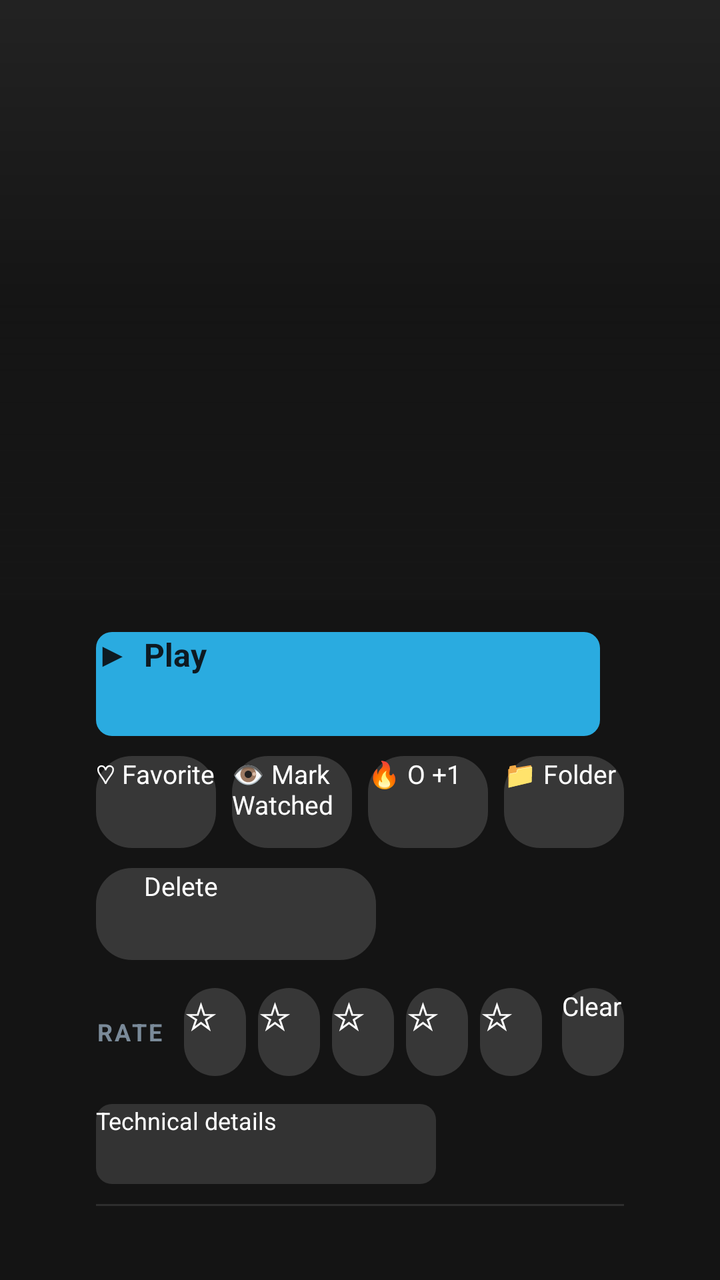
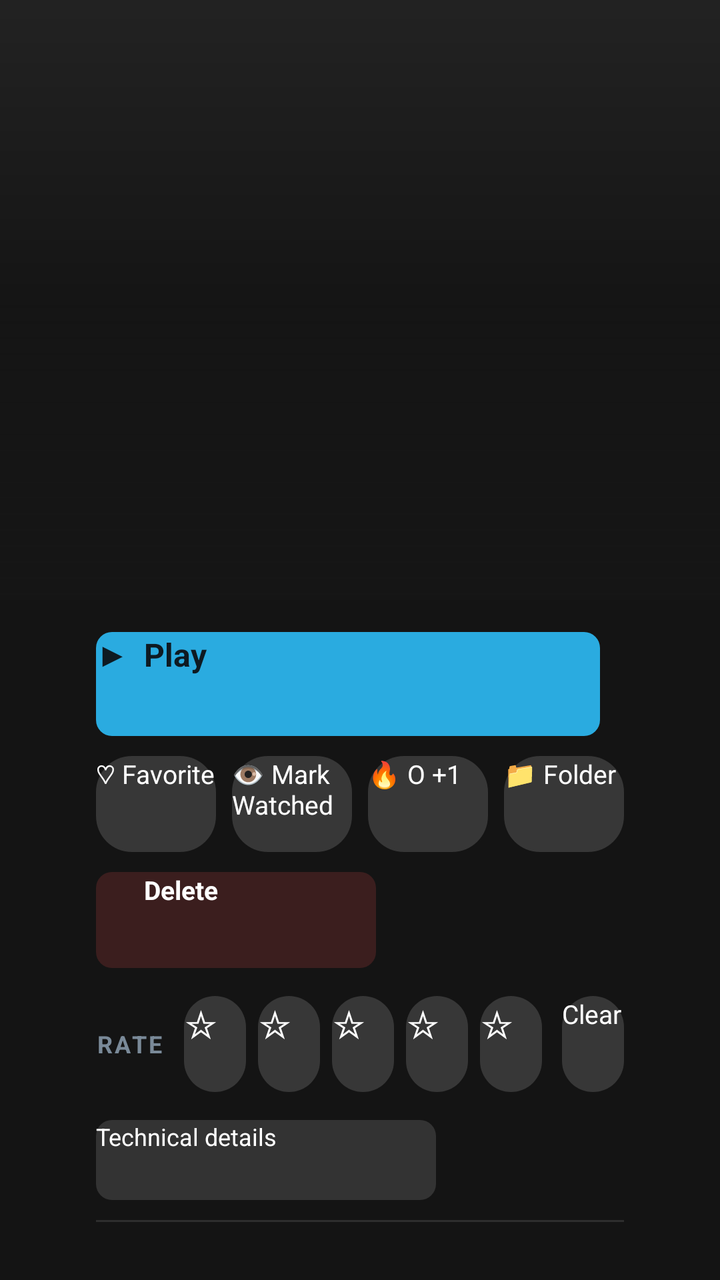

An Android layout rendered at two revisions. The XML below is the earlier revision; the diff shows what the commit changed to produce the second picture.
<!-- AndroidManifest.xml: activity theme Theme.Sinema.Details -->
<!-- res/layout/activity_scene_detail.xml -->
<?xml version="1.0" encoding="utf-8"?>
<FrameLayout xmlns:android="http://schemas.android.com/apk/res/android"
    android:layout_width="match_parent"
    android:layout_height="match_parent">

<ScrollView
    android:id="@+id/detail_scroll"
    android:layout_width="match_parent"
    android:layout_height="match_parent"
    android:background="#141414"
    android:clipToPadding="false"
    android:focusable="false"
    android:descendantFocusability="afterDescendants">

    <LinearLayout
        android:layout_width="match_parent"
        android:layout_height="wrap_content"
        android:orientation="vertical">

        
        <FrameLayout
            android:layout_width="match_parent"
            android:layout_height="@dimen/detail_hero_height">

            <ImageView
                android:id="@+id/detail_screenshot"
                android:layout_width="match_parent"
                android:layout_height="match_parent"
                android:scaleType="centerCrop"
                android:background="#222222"
                android:importantForAccessibility="no" />

            <View
                android:layout_width="match_parent"
                android:layout_height="match_parent"
                android:background="@drawable/hero_scrim"
                android:importantForAccessibility="no" />

            <LinearLayout
                android:layout_width="match_parent"
                android:layout_height="wrap_content"
                android:layout_gravity="bottom"
                android:orientation="vertical"
                android:paddingStart="48dp"
                android:paddingEnd="48dp"
                android:paddingBottom="18dp">

                <TextView
                    android:id="@+id/detail_title"
                    android:layout_width="match_parent"
                    android:layout_height="wrap_content"
                    android:ellipsize="end"
                    android:maxLines="2"
                    android:shadowColor="#CC000000"
                    android:shadowRadius="6"
                    android:textColor="@android:color/white"
                    android:textSize="30sp"
                    android:textStyle="bold" />

                <TextView
                    android:id="@+id/detail_subtitle"
                    android:layout_width="match_parent"
                    android:layout_height="wrap_content"
                    android:layout_marginTop="4dp"
                    android:ellipsize="end"
                    android:maxLines="1"
                    android:shadowColor="#CC000000"
                    android:shadowRadius="4"
                    android:textColor="#DDDDDD"
                    android:textSize="15sp" />
            </LinearLayout>
        </FrameLayout>

        
        <LinearLayout
            android:layout_width="match_parent"
            android:layout_height="wrap_content"
            android:orientation="vertical"
            android:paddingStart="48dp"
            android:paddingEnd="48dp"
            android:paddingTop="16dp">

            
            <LinearLayout
                android:layout_width="match_parent"
                android:layout_height="wrap_content"
                android:layout_marginBottom="10dp"
                android:orientation="horizontal">

                <Button
                    android:id="@+id/btn_play"
                    android:layout_width="0dp"
                    android:layout_height="52dp"
                    android:layout_marginEnd="12dp"
                    android:layout_weight="1"
                    android:background="@drawable/bg_primary_button"
                    android:focusable="true"
                    android:text="▶  Play"
                    android:textColor="#0E1A22"
                    android:textSize="16sp"
                    android:textStyle="bold" />

                <Button
                    android:id="@+id/btn_resume"
                    android:layout_width="0dp"
                    android:layout_height="52dp"
                    android:layout_weight="1"
                    android:background="@drawable/action_button_background"
                    android:focusable="true"
                    android:text="▶ Resume"
                    android:textColor="@android:color/white"
                    android:textSize="15sp"
                    android:visibility="gone" />
            </LinearLayout>

            
            <LinearLayout
                android:layout_width="match_parent"
                android:layout_height="wrap_content"
                android:layout_marginBottom="10dp"
                android:orientation="horizontal">

                <Button
                    android:id="@+id/btn_favorite"
                    android:layout_width="0dp"
                    android:layout_height="46dp"
                    android:layout_marginEnd="8dp"
                    android:layout_weight="1"
                    android:background="@drawable/bg_pill"
                    android:focusable="true"
                    android:text="♡ Favorite"
                    android:textColor="@android:color/white"
                    android:textSize="13sp" />

                <Button
                    android:id="@+id/btn_mark_watched"
                    android:layout_width="0dp"
                    android:layout_height="46dp"
                    android:layout_marginEnd="8dp"
                    android:layout_weight="1"
                    android:background="@drawable/bg_pill"
                    android:focusable="true"
                    android:text="👁️ Mark Watched"
                    android:textColor="@android:color/white"
                    android:textSize="13sp" />

                <Button
                    android:id="@+id/btn_o_count"
                    android:layout_width="0dp"
                    android:layout_height="46dp"
                    android:layout_marginEnd="8dp"
                    android:layout_weight="1"
                    android:background="@drawable/bg_pill"
                    android:focusable="true"
                    android:text="🔥 O +1"
                    android:textColor="@android:color/white"
                    android:textSize="13sp" />

                <Button
                    android:id="@+id/btn_folder"
                    android:layout_width="0dp"
                    android:layout_height="46dp"
                    android:layout_weight="1"
                    android:background="@drawable/bg_pill"
                    android:focusable="true"
                    android:text="📁 Folder"
                    android:textColor="@android:color/white"
                    android:textSize="13sp" />
            </LinearLayout>

            <Button
                android:id="@+id/btn_delete"
                android:layout_width="wrap_content"
                android:layout_height="46dp"
                android:layout_marginBottom="14dp"
                android:background="@drawable/bg_pill"
                android:focusable="true"
                android:minWidth="140dp"
                android:paddingStart="24dp"
                android:paddingEnd="24dp"
                android:text="Delete"
                android:textColor="@android:color/white"
                android:textSize="13sp" />

            
            <LinearLayout
                android:layout_width="match_parent"
                android:layout_height="wrap_content"
                android:layout_marginBottom="14dp"
                android:gravity="center_vertical"
                android:orientation="horizontal">

                <TextView
                    android:layout_width="wrap_content"
                    android:layout_height="wrap_content"
                    android:layout_marginEnd="10dp"
                    android:text="RATE"
                    android:textAllCaps="true"
                    android:letterSpacing="0.1"
                    android:textColor="#7A8A99"
                    android:textSize="12sp"
                    android:textStyle="bold" />

                <Button
                    android:id="@+id/btn_star_1"
                    android:layout_width="0dp"
                    android:layout_height="44dp"
                    android:layout_marginEnd="6dp"
                    android:layout_weight="1"
                    android:background="@drawable/bg_pill"
                    android:focusable="true"
                    android:text="☆"
                    android:textColor="@android:color/white"
                    android:textSize="19sp" />

                <Button
                    android:id="@+id/btn_star_2"
                    android:layout_width="0dp"
                    android:layout_height="44dp"
                    android:layout_marginEnd="6dp"
                    android:layout_weight="1"
                    android:background="@drawable/bg_pill"
                    android:focusable="true"
                    android:text="☆"
                    android:textColor="@android:color/white"
                    android:textSize="19sp" />

                <Button
                    android:id="@+id/btn_star_3"
                    android:layout_width="0dp"
                    android:layout_height="44dp"
                    android:layout_marginEnd="6dp"
                    android:layout_weight="1"
                    android:background="@drawable/bg_pill"
                    android:focusable="true"
                    android:text="☆"
                    android:textColor="@android:color/white"
                    android:textSize="19sp" />

                <Button
                    android:id="@+id/btn_star_4"
                    android:layout_width="0dp"
                    android:layout_height="44dp"
                    android:layout_marginEnd="6dp"
                    android:layout_weight="1"
                    android:background="@drawable/bg_pill"
                    android:focusable="true"
                    android:text="☆"
                    android:textColor="@android:color/white"
                    android:textSize="19sp" />

                <Button
                    android:id="@+id/btn_star_5"
                    android:layout_width="0dp"
                    android:layout_height="44dp"
                    android:layout_marginEnd="10dp"
                    android:layout_weight="1"
                    android:background="@drawable/bg_pill"
                    android:focusable="true"
                    android:text="☆"
                    android:textColor="@android:color/white"
                    android:textSize="19sp" />

                <Button
                    android:id="@+id/btn_rating_clear"
                    android:layout_width="0dp"
                    android:layout_height="44dp"
                    android:layout_weight="1"
                    android:background="@drawable/bg_pill"
                    android:focusable="true"
                    android:text="Clear"
                    android:textColor="@android:color/white"
                    android:textSize="13sp" />
            </LinearLayout>

            <TextView
                android:id="@+id/detail_meta"
                android:layout_width="match_parent"
                android:layout_height="wrap_content"
                android:layout_marginBottom="6dp"
                android:textColor="#8FC7E8"
                android:textSize="14sp"
                android:visibility="gone" />

            <TextView
                android:id="@+id/detail_details"
                android:layout_width="match_parent"
                android:layout_height="wrap_content"
                android:layout_marginBottom="14dp"
                android:background="@drawable/bg_pill"
                android:ellipsize="end"
                android:focusable="true"
                android:maxLines="3"
                android:paddingStart="14dp"
                android:paddingEnd="14dp"
                android:paddingTop="10dp"
                android:paddingBottom="10dp"
                android:textColor="#CFCFCF"
                android:textSize="15sp"
                android:visibility="gone" />

            <HorizontalScrollView
                android:id="@+id/detail_tags_scroll"
                android:layout_width="match_parent"
                android:layout_height="wrap_content"
                android:layout_marginBottom="8dp"
                android:focusable="false"
                android:visibility="gone">

                <LinearLayout
                    android:id="@+id/detail_tags_row"
                    android:layout_width="wrap_content"
                    android:layout_height="wrap_content"
                    android:orientation="horizontal" />
            </HorizontalScrollView>

            <HorizontalScrollView
                android:id="@+id/detail_performers_scroll"
                android:layout_width="match_parent"
                android:layout_height="wrap_content"
                android:layout_marginBottom="10dp"
                android:focusable="false"
                android:visibility="gone">

                <LinearLayout
                    android:id="@+id/detail_performers_row"
                    android:layout_width="wrap_content"
                    android:layout_height="wrap_content"
                    android:orientation="horizontal" />
            </HorizontalScrollView>

            <Button
                android:id="@+id/btn_technical"
                android:layout_width="wrap_content"
                android:layout_height="40dp"
                android:layout_marginBottom="10dp"
                android:background="@drawable/action_button_background"
                android:focusable="true"
                android:minWidth="170dp"
                android:text="Technical details"
                android:textColor="@android:color/white"
                android:textSize="12sp" />

            <LinearLayout
                android:id="@+id/technical_container"
                android:layout_width="match_parent"
                android:layout_height="wrap_content"
                android:layout_marginBottom="14dp"
                android:orientation="vertical"
                android:visibility="gone">

                <TextView
                    android:id="@+id/detail_technical"
                    android:layout_width="match_parent"
                    android:layout_height="wrap_content"
                    android:layout_marginBottom="4dp"
                    android:textColor="#BBBBBB"
                    android:textSize="13sp" />

                <TextView
                    android:id="@+id/detail_filename"
                    android:layout_width="match_parent"
                    android:layout_height="wrap_content"
                    android:ellipsize="end"
                    android:maxLines="2"
                    android:textColor="#AAAAAA"
                    android:textSize="13sp" />

                <TextView
                    android:id="@+id/detail_path"
                    android:layout_width="match_parent"
                    android:layout_height="wrap_content"
                    android:layout_marginTop="4dp"
                    android:ellipsize="end"
                    android:maxLines="2"
                    android:textColor="#777777"
                    android:textSize="12sp" />
            </LinearLayout>

            <View
                android:layout_width="match_parent"
                android:layout_height="1dp"
                android:layout_marginBottom="14dp"
                android:background="#2E2E2E" />

            <TextView
                android:id="@+id/chapters_label"
                android:layout_width="wrap_content"
                android:layout_height="wrap_content"
                android:layout_marginBottom="10dp"
                android:text="Chapters"
                android:textAllCaps="true"
                android:letterSpacing="0.1"
                android:textColor="#7A8A99"
                android:textSize="12sp"
                android:textStyle="bold"
                android:visibility="gone" />

            <HorizontalScrollView
                android:id="@+id/chapters_scroll"
                android:layout_width="match_parent"
                android:layout_height="wrap_content"
                android:layout_marginBottom="16dp"
                android:focusable="false"
                android:visibility="gone">

                <LinearLayout
                    android:id="@+id/chapters_row"
                    android:layout_width="wrap_content"
                    android:layout_height="wrap_content"
                    android:orientation="horizontal" />
            </HorizontalScrollView>

            <TextView
                android:id="@+id/galleries_label"
                android:layout_width="wrap_content"
                android:layout_height="wrap_content"
                android:layout_marginBottom="8dp"
                android:text="Galleries"
                android:textAllCaps="true"
                android:letterSpacing="0.1"
                android:textColor="#7A8A99"
                android:textSize="12sp"
                android:textStyle="bold"
                android:visibility="gone" />

            <HorizontalScrollView
                android:id="@+id/galleries_scroll"
                android:layout_width="match_parent"
                android:layout_height="wrap_content"
                android:layout_marginBottom="16dp"
                android:focusable="false"
                android:visibility="gone">

                <LinearLayout
                    android:id="@+id/galleries_row"
                    android:layout_width="wrap_content"
                    android:layout_height="wrap_content"
                    android:orientation="horizontal" />
            </HorizontalScrollView>

            <TextView
                android:id="@+id/related_label"
                android:layout_width="wrap_content"
                android:layout_height="wrap_content"
                android:layout_marginBottom="10dp"
                android:text="More"
                android:textAllCaps="true"
                android:letterSpacing="0.1"
                android:textColor="#7A8A99"
                android:textSize="12sp"
                android:textStyle="bold"
                android:visibility="gone" />

            <HorizontalScrollView
                android:id="@+id/related_scroll"
                android:layout_width="match_parent"
                android:layout_height="wrap_content"
                android:focusable="false"
                android:visibility="gone">

                <LinearLayout
                    android:id="@+id/related_row"
                    android:layout_width="wrap_content"
                    android:layout_height="wrap_content"
                    android:orientation="horizontal" />
            </HorizontalScrollView>
        </LinearLayout>
    </LinearLayout>
</ScrollView>

<include layout="@layout/view_async_state" />
</FrameLayout>
<!-- res/layout/view_async_state.xml (included above) -->
<?xml version="1.0" encoding="utf-8"?>
<LinearLayout xmlns:android="http://schemas.android.com/apk/res/android"
    android:id="@+id/grid_state_overlay"
    android:layout_width="match_parent"
    android:layout_height="match_parent"
    android:background="#FF1B1B1B"
    android:gravity="center"
    android:orientation="vertical"
    android:padding="48dp"
    android:visibility="gone">

    <ProgressBar
        android:id="@+id/grid_state_progress"
        android:layout_width="48dp"
        android:layout_height="48dp" />

    <TextView
        android:id="@+id/grid_state_message"
        android:layout_width="wrap_content"
        android:layout_height="wrap_content"
        android:layout_marginTop="16dp"
        android:gravity="center"
        android:maxWidth="640dp"
        android:textColor="@android:color/white"
        android:textSize="18sp" />

    <Button
        android:id="@+id/grid_state_retry"
        android:layout_width="wrap_content"
        android:layout_height="48dp"
        android:layout_marginTop="20dp"
        android:background="@drawable/action_button_background"
        android:focusable="true"
        android:minWidth="160dp"
        android:text="@string/grid_retry"
        android:textColor="@android:color/white" />
</LinearLayout>
<!-- resources referenced by this layout -->
<resources>
  <dimen name="detail_hero_height">300dp</dimen>
  <!-- drawable action_button_background (drawable) -->
  <?xml version="1.0" encoding="utf-8"?>
  <selector xmlns:android="http://schemas.android.com/apk/res/android">
      <item android:state_focused="true">
          <shape android:shape="rectangle">
              <solid android:color="#2AABE0" />
              <corners android:radius="8dp" />
          </shape>
      </item>
      <item>
          <shape android:shape="rectangle">
              <solid android:color="#FF333333" />
              <corners android:radius="8dp" />
          </shape>
      </item>
  </selector>
  <!-- drawable bg_pill (drawable) -->
  <?xml version="1.0" encoding="utf-8"?>
  <selector xmlns:android="http://schemas.android.com/apk/res/android">
      <item android:state_focused="true">
          <shape>
              <corners android:radius="18dp" />
              <solid android:color="#332AABE0" />
              <stroke android:width="2dp" android:color="#2AABE0" />
          </shape>
      </item>
      <item>
          <shape>
              <corners android:radius="18dp" />
              <solid android:color="#26FFFFFF" />
          </shape>
      </item>
  </selector>
  <!-- drawable bg_primary_button (drawable) -->
  <?xml version="1.0" encoding="utf-8"?>
  <selector xmlns:android="http://schemas.android.com/apk/res/android">
      <item android:state_focused="true">
          <shape>
              <corners android:radius="8dp" />
              <solid android:color="#7FD8FF" />
          </shape>
      </item>
      <item>
          <shape>
              <corners android:radius="8dp" />
              <solid android:color="#2AABE0" />
          </shape>
      </item>
  </selector>
  <!-- drawable hero_scrim (drawable) -->
  <?xml version="1.0" encoding="utf-8"?>
  <shape xmlns:android="http://schemas.android.com/apk/res/android">
      <gradient
          android:angle="270"
          android:startColor="#00000000"
          android:centerColor="#66000000"
          android:endColor="#F2141414" />
  </shape>
  <string name="grid_retry">Retry</string>
  <style name="Theme.Sinema.Details" parent="@style/Theme.Leanback.Details">
          <item name="android:windowBackground">#FF1B1B1B</item>
          <item name="android:colorBackground">#FF1B1B1B</item>
          <item name="detailsActionButtonStyle">@style/Widget.Leanback.DetailsActionButtonStyle.Custom</item>
      </style>
  <style name="Widget.Leanback.DetailsActionButtonStyle.Custom" parent="Widget.Leanback.DetailsActionButtonStyle">
          <item name="android:background">@drawable/action_button_background</item>
          <item name="android:textColor">@android:color/white</item>
          <item name="android:focusable">true</item>
          <item name="android:focusableInTouchMode">true</item>
      </style>
</resources>

<!-- the commit's change to res/layout/activity_scene_detail.xml (unified diff, before → after) -->
@@ -123,7 +123,7 @@
                 <Button
                     android:id="@+id/btn_favorite"
                     android:layout_width="0dp"
-                    android:layout_height="46dp"
+                    android:layout_height="48dp"
                     android:layout_marginEnd="8dp"
                     android:layout_weight="1"
                     android:background="@drawable/bg_pill"
@@ -135,7 +135,7 @@
                 <Button
                     android:id="@+id/btn_mark_watched"
                     android:layout_width="0dp"
-                    android:layout_height="46dp"
+                    android:layout_height="48dp"
                     android:layout_marginEnd="8dp"
                     android:layout_weight="1"
                     android:background="@drawable/bg_pill"
@@ -147,7 +147,7 @@
                 <Button
                     android:id="@+id/btn_o_count"
                     android:layout_width="0dp"
-                    android:layout_height="46dp"
+                    android:layout_height="48dp"
                     android:layout_marginEnd="8dp"
                     android:layout_weight="1"
                     android:background="@drawable/bg_pill"
@@ -159,7 +159,7 @@
                 <Button
                     android:id="@+id/btn_folder"
                     android:layout_width="0dp"
-                    android:layout_height="46dp"
+                    android:layout_height="48dp"
                     android:layout_weight="1"
                     android:background="@drawable/bg_pill"
                     android:focusable="true"
@@ -171,16 +171,17 @@
             <Button
                 android:id="@+id/btn_delete"
                 android:layout_width="wrap_content"
-                android:layout_height="46dp"
+                android:layout_height="48dp"
                 android:layout_marginBottom="14dp"
-                android:background="@drawable/bg_pill"
+                android:background="@drawable/scene_detail_delete_background"
                 android:focusable="true"
                 android:minWidth="140dp"
                 android:paddingStart="24dp"
                 android:paddingEnd="24dp"
                 android:text="Delete"
                 android:textColor="@android:color/white"
-                android:textSize="13sp" />
+                android:textSize="13sp"
+                android:textStyle="bold" />
 
             
             <LinearLayout
@@ -204,7 +205,7 @@
                 <Button
                     android:id="@+id/btn_star_1"
                     android:layout_width="0dp"
-                    android:layout_height="44dp"
+                    android:layout_height="48dp"
                     android:layout_marginEnd="6dp"
                     android:layout_weight="1"
                     android:background="@drawable/bg_pill"
@@ -216,7 +217,7 @@
                 <Button
                     android:id="@+id/btn_star_2"
                     android:layout_width="0dp"
-                    android:layout_height="44dp"
+                    android:layout_height="48dp"
                     android:layout_marginEnd="6dp"
                     android:layout_weight="1"
                     android:background="@drawable/bg_pill"
@@ -228,7 +229,7 @@
                 <Button
                     android:id="@+id/btn_star_3"
                     android:layout_width="0dp"
-                    android:layout_height="44dp"
+                    android:layout_height="48dp"
                     android:layout_marginEnd="6dp"
                     android:layout_weight="1"
                     android:background="@drawable/bg_pill"
@@ -240,7 +241,7 @@
                 <Button
                     android:id="@+id/btn_star_4"
                     android:layout_width="0dp"
-                    android:layout_height="44dp"
+                    android:layout_height="48dp"
                     android:layout_marginEnd="6dp"
                     android:layout_weight="1"
                     android:background="@drawable/bg_pill"
@@ -252,7 +253,7 @@
                 <Button
                     android:id="@+id/btn_star_5"
                     android:layout_width="0dp"
-                    android:layout_height="44dp"
+                    android:layout_height="48dp"
                     android:layout_marginEnd="10dp"
                     android:layout_weight="1"
                     android:background="@drawable/bg_pill"
@@ -264,7 +265,7 @@
                 <Button
                     android:id="@+id/btn_rating_clear"
                     android:layout_width="0dp"
-                    android:layout_height="44dp"
+                    android:layout_height="48dp"
                     android:layout_weight="1"
                     android:background="@drawable/bg_pill"
                     android:focusable="true"
@@ -485,8 +486,8 @@
 
     <ProgressBar
         android:id="@+id/grid_state_progress"
-        android:layout_width="48dp"
-        android:layout_height="48dp" />
+        android:layout_width="56dp"
+        android:layout_height="56dp" />
 
     <TextView
         android:id="@+id/grid_state_message"
@@ -494,18 +495,19 @@
         android:layout_height="wrap_content"
         android:layout_marginTop="16dp"
         android:gravity="center"
-        android:maxWidth="640dp"
+        android:lineSpacingExtra="4dp"
+        android:maxWidth="720dp"
         android:textColor="@android:color/white"
-        android:textSize="18sp" />
+        android:textSize="20sp" />
 
     <Button
         android:id="@+id/grid_state_retry"
         android:layout_width="wrap_content"
         android:layout_height="48dp"
         android:layout_marginTop="20dp"
-        android:background="@drawable/action_button_background"
+        android:background="@drawable/async_state_retry_background"
         android:focusable="true"
         android:minWidth="160dp"
         android:text="@string/grid_retry"
-        android:textColor="@android:color/white" />
+        android:textColor="#FF0E1A22" />
 </LinearLayout>
<!-- resource entries referenced after the edit -->
@@ -13,6 +13,23 @@
       <item>
           <shape android:shape="rectangle">
               <solid android:color="#FF333333" />
+              <corners android:radius="8dp" />
+          </shape>
+      </item>
+  </selector>
+  <!-- drawable async_state_retry_background (drawable) -->
+  <?xml version="1.0" encoding="utf-8"?>
+  <selector xmlns:android="http://schemas.android.com/apk/res/android">
+      <item android:state_focused="true">
+          <shape android:shape="rectangle">
+              <solid android:color="#FF53C3F2" />
+              <stroke android:width="3dp" android:color="@android:color/white" />
+              <corners android:radius="8dp" />
+          </shape>
+      </item>
+      <item>
+          <shape android:shape="rectangle">
+              <solid android:color="#FF2AABE0" />
               <corners android:radius="8dp" />
           </shape>
       </item>
@@ -59,6 +76,23 @@
           android:centerColor="#66000000"
           android:endColor="#F2141414" />
   </shape>
+  <!-- drawable scene_detail_delete_background (drawable) -->
+  <?xml version="1.0" encoding="utf-8"?>
+  <selector xmlns:android="http://schemas.android.com/apk/res/android">
+      <item android:state_focused="true">
+          <shape android:shape="rectangle">
+              <solid android:color="#FF612B2B" />
+              <stroke android:width="3dp" android:color="#FFFF8A80" />
+              <corners android:radius="8dp" />
+          </shape>
+      </item>
+      <item>
+          <shape android:shape="rectangle">
+              <solid android:color="#E6402020" />
+              <corners android:radius="8dp" />
+          </shape>
+      </item>
+  </selector>
   <string name="grid_retry">Retry</string>
   <style name="Theme.Sinema.Details" parent="@style/Theme.Leanback.Details">
           <item name="android:windowBackground">#FF1B1B1B</item>
